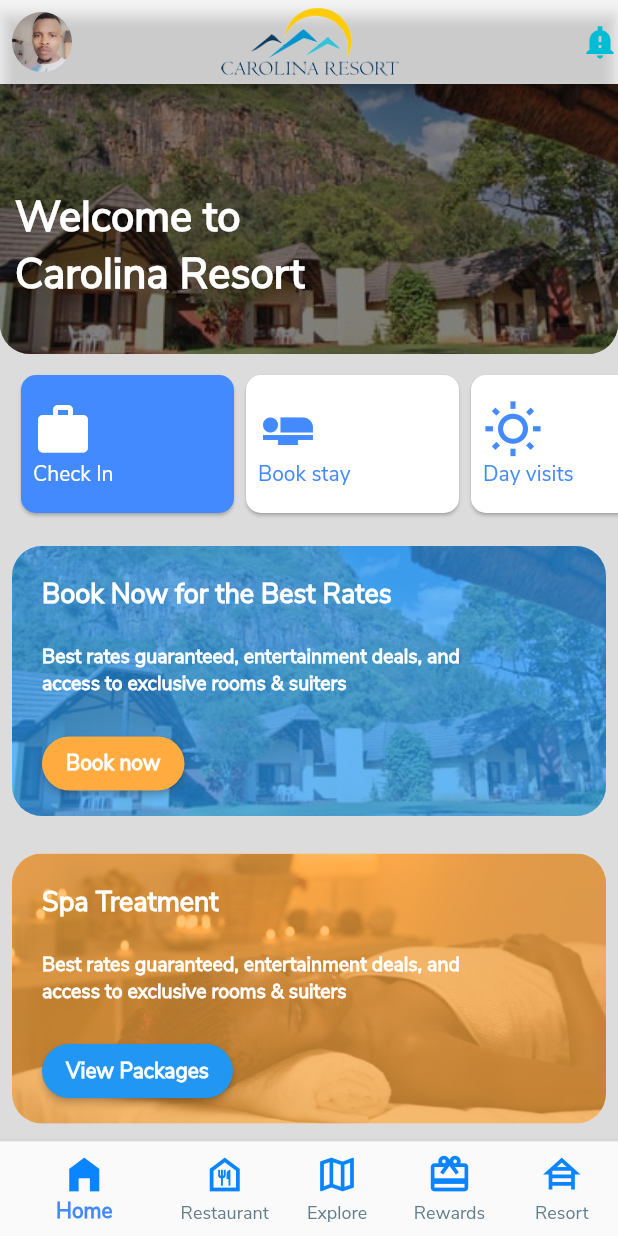
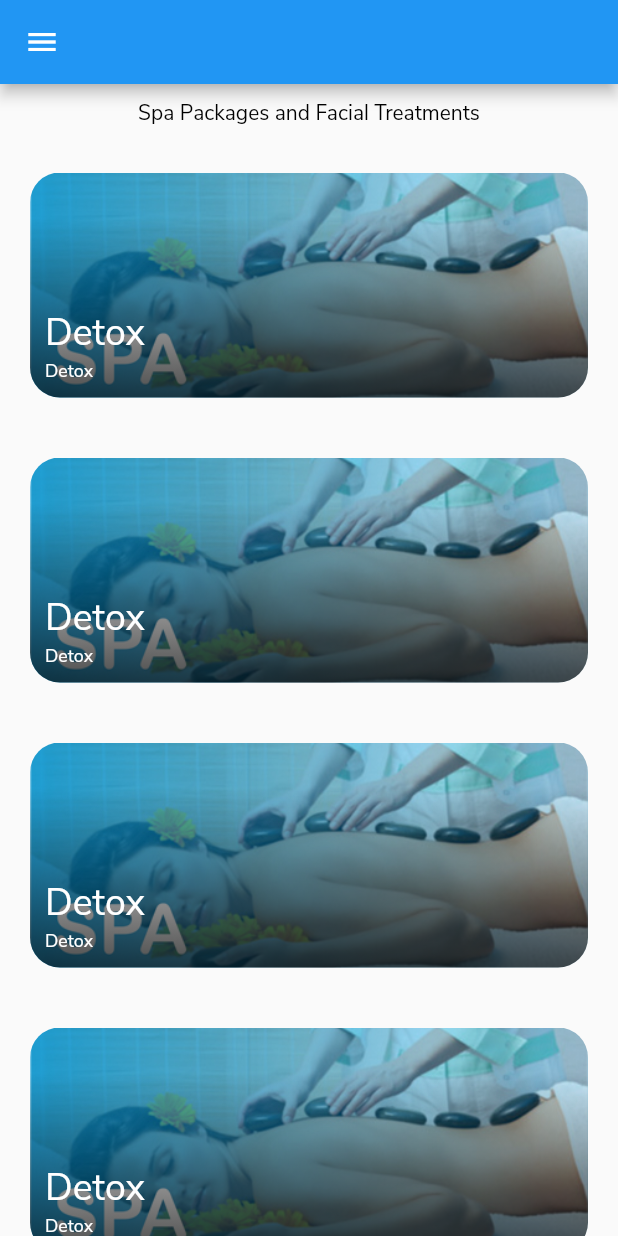
Before and after one commit to sibusisondlovu/bears-palace, a Flutter app: the screen it shows after launch, after a tap on "Book now", on a phone screen of 412 x 824 dp. Run offline on Flutter 3.47's test engine with Material 2 defaults, Android fonts, the phone set to English and light mode, and no system bars; our stand-ins replace circular_profile_avatar, cloud_firestore, cool_alert, datetime_picker_formfield, firebase_auth, firebase_core and 4 more; accounts and stored records are empty.

Commit message:
Spa packages page

```diff
--- a/lib/root_layout_screen.dart
+++ b/lib/root_layout_screen.dart
@@ -70,7 +70,7 @@ class _RootLayoutScreenState extends State<RootLayoutScreen> {
 
           ),
           BottomNavigationBarItem(
-            label: 'Restaurant',
+            label: 'Dinning',
             icon: Icon(Icons.food_bank_outlined,
                 color: Color(int.parse(AppColors.primaryColor))),
 
--- a/lib/screens/explore_screen.dart
+++ b/lib/screens/explore_screen.dart
@@ -57,10 +57,6 @@ class _ExploreScreenState extends State<ExploreScreen> {
   @override
   Widget build(BuildContext context) {
     return Scaffold(
-      appBar: AppBar(
-        backgroundColor: Color(int.parse(AppColors.primaryColor)),
-        title: Text('Explore'),
-      ),
       body: Stack(
         children: [
           Positioned.fill(
--- a/lib/screens/home_screen.dart
+++ b/lib/screens/home_screen.dart
@@ -4,6 +4,7 @@ import 'package:bears_palace_app/colors.dart';
 import 'package:bears_palace_app/pages/day_visits_page.dart';
 import 'package:bears_palace_app/screens/activation/activate_profile.dart';
 import 'package:bears_palace_app/screens/room_search_screen.dart';
+import 'package:bears_palace_app/screens/spa_packages_screen.dart';
 import 'package:cloud_firestore/cloud_firestore.dart';
 import 'package:firebase_auth/firebase_auth.dart';
 import 'package:flutter/cupertino.dart';
@@ -112,7 +113,9 @@ class _HomeScreenState extends State<HomeScreen> {
                       borderRadius: new BorderRadius.circular(30.0),
                     ),
                   ),
-                  onPressed: () {},
+                  onPressed: () {
+                    Navigator.push(context, MaterialPageRoute(builder: (context)=> SpaPackagesScreen()));
+                  },
                   child: Text(
                     'Book now',
                     style: TextStyle(
@@ -174,7 +177,9 @@ class _HomeScreenState extends State<HomeScreen> {
                       borderRadius: new BorderRadius.circular(30.0),
                     ),
                   ),
-                  onPressed: () {},
+                  onPressed: () {
+                    Navigator.push(context, MaterialPageRoute(builder: (context)=> SpaPackagesScreen()));
+                  },
                   child: Text(
                     'View Packages',
                     style: TextStyle(
--- /dev/null
+++ b/lib/screens/spa_packages_screen.dart
@@ -0,0 +1,94 @@
+import 'package:flutter/material.dart';
+
+class SpaPackagesScreen extends StatefulWidget {
+  const SpaPackagesScreen({Key key}) : super(key: key);
+
+  @override
+  _SpaPackagesScreenState createState() => _SpaPackagesScreenState();
+}
+
+class _SpaPackagesScreenState extends State<SpaPackagesScreen> {
+  @override
+  Widget build(BuildContext context) {
+    return Scaffold(
+        drawer: Drawer(
+           // child: SideMenuBar()
+        ),
+        appBar: AppBar(),
+        body: Container(
+            child: Column(
+              crossAxisAlignment: CrossAxisAlignment.stretch,
+              children: [
+                Padding(
+                  padding: const EdgeInsets.only(top: 10, bottom: 10),
+                  child: Text('Spa Packages and Facial Treatments',
+                      textAlign: TextAlign.center,
+                      style: TextStyle(color: Colors.black)
+                  ),
+                ),
+                Expanded(
+                  child: ListView.builder(
+                    itemCount: 4,
+                    itemBuilder: (BuildContext ctx, int index) {
+                      return _buildCategoryCard(context);
+                    },
+                  ),
+                ),
+                //CategoryBottomBar()
+              ],
+            )
+        )
+    );
+  }
+
+  Widget _buildCategoryCard(BuildContext context) {
+    return Container(
+        margin: EdgeInsets.all(20),
+        height: 150,
+        child: Stack(
+          children: [
+            Positioned.fill(
+              child: ClipRRect(
+                borderRadius: BorderRadius.circular(20),
+                child: Image.asset(
+                    'assets/images/spa.jpg',
+                    fit: BoxFit.cover),
+              ),
+            ),
+            Positioned(
+              bottom: 0,
+              left: 0,
+              right: 0,
+              child: Container(
+                  height: 120,
+                  decoration: BoxDecoration(
+                      borderRadius: BorderRadius.only(
+                          bottomLeft: Radius.circular(20),
+                          bottomRight: Radius.circular(20)),
+                      gradient: LinearGradient(
+                          begin: Alignment.bottomCenter,
+                          end: Alignment.topCenter,
+                          colors: [
+                            Colors.black.withOpacity(0.7),
+                            Colors.transparent
+                          ]))),
+            ),
+            Positioned(
+              bottom: 0,
+              child: Padding(
+                padding: const EdgeInsets.all(10),
+                child: Column(
+                  crossAxisAlignment: CrossAxisAlignment.start,
+                  children: [
+                    Text('Detox',
+                        style: TextStyle(color: Colors.white, fontSize: 25)),
+                    Text('Detox',
+                        style: TextStyle(color: Colors.white, fontSize: 12)),
+                  ],
+                ),
+              ),
+            )
+          ],
+        ));
+  }
+}
```
Also changed, not shown: 1 other file.
